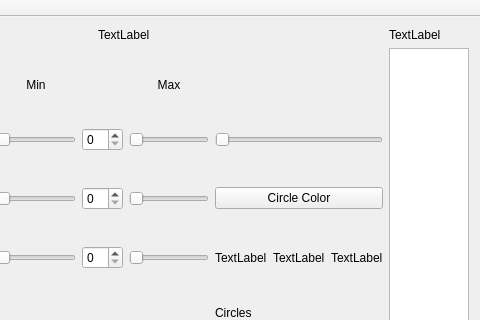
First picture: the form in src/ObjectDetection/View/DesktopView/View/mainwindow.ui, repository Icraus/Object-Detector, before the edit; both pictures show x 204 to 684 and y 0 to 320 of the 684 by 471 pixel window.
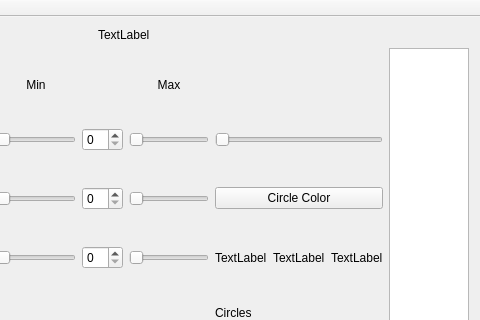
Second picture: the form after the edit. Custom widgets are drawn as their Qt base class.

```diff
--- a/src/ObjectDetection/View/DesktopView/View/mainwindow.ui
+++ b/src/ObjectDetection/View/DesktopView/View/mainwindow.ui
@@ -7,7 +7,7 @@
    <rect>
     <x>0</x>
     <y>0</y>
-    <width>622</width>
+    <width>631</width>
     <height>471</height>
    </rect>
   </property>
@@ -30,13 +30,6 @@
       </property>
      </widget>
     </item>
-    <item row="0" column="2">
-     <widget class="QLabel" name="label">
-      <property name="text">
-       <string>TextLabel</string>
-      </property>
-     </widget>
-    </item>
     <item row="1" column="0" colspan="2">
      <layout class="QGridLayout" name="gridLayout_2">
       <item row="0" column="1">
@@ -342,6 +335,9 @@
       </item>
      </layout>
     </item>
+    <item row="0" column="2">
+     <widget class="CVVideoCapture" name="cVVideoCapture"/>
+    </item>
    </layout>
   </widget>
   <widget class="QMenuBar" name="menuBar">
@@ -365,6 +361,13 @@
   <widget class="QStatusBar" name="statusBar"/>
  </widget>
  <layoutdefault spacing="6" margin="11"/>
+ <customwidgets>
+  <customwidget>
+   <class>CVVideoCapture</class>
+   <extends>QWidget</extends>
+   <header>cvvideocapture.h</header>
+  </customwidget>
+ </customwidgets>
  <resources/>
  <connections>
   <connection>
```
Left out of the diff: 2 changed lines with no effect on the pictures.
